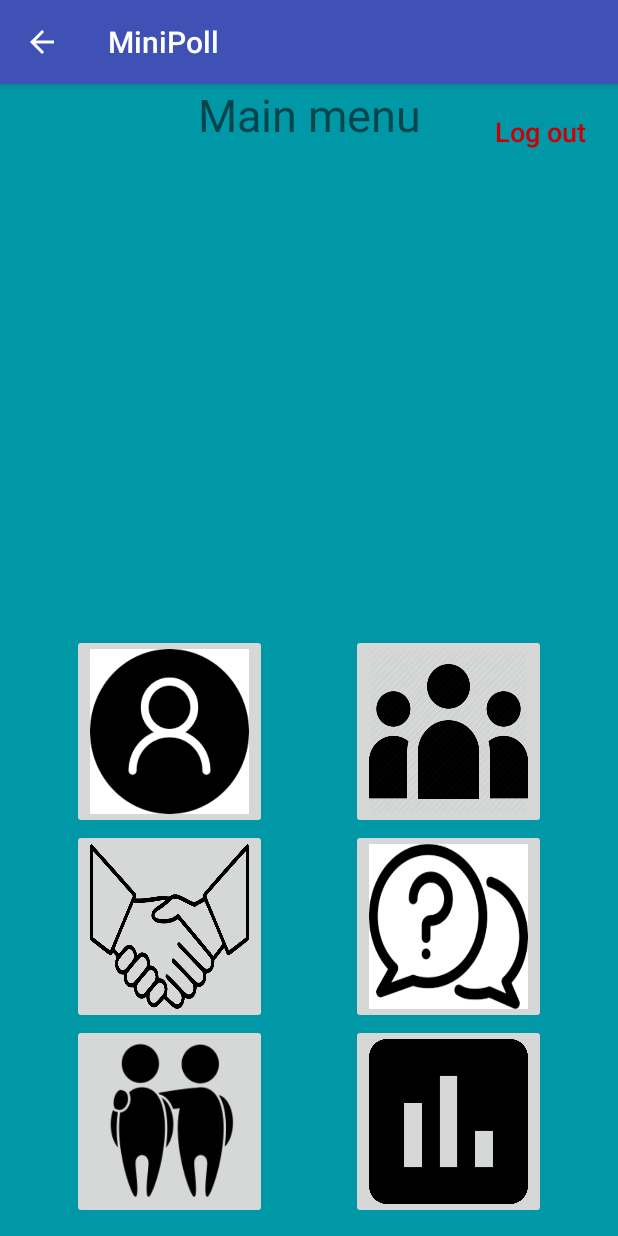
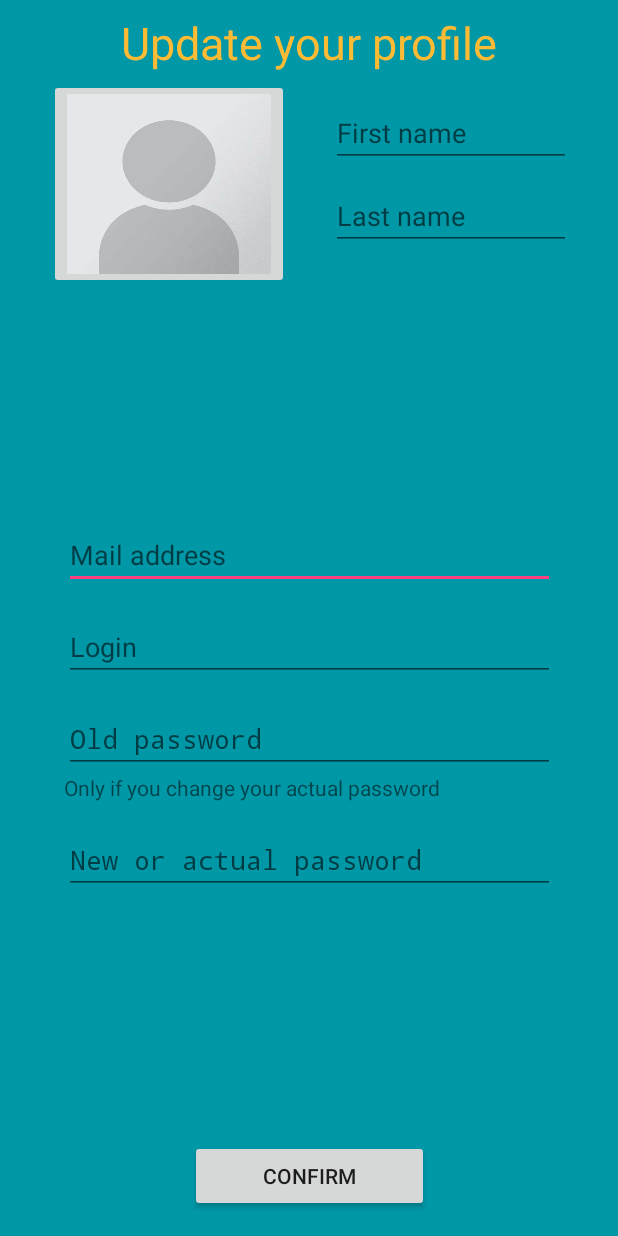
Before and after one commit to agobeaux/LSINF1225Groupe7, an Android app: the MainMenuActivity screen opened directly, with no data from a screen before it, after a tap on an icon or button, on a phone screen of 412 x 824 dp. Run offline under Robolectric (Android 15) with nearby library versions, the phone set to English and light mode, and no system bars; 12 statements that could not run were skipped.

Commit message:
Implémentation fonctionnelle (sauf partie photo) de la mise à jour d'un profile utilisateur

```diff
--- a/MiniPoll/app/src/main/java/be/groupe7lsinf1225/minipoll/activity/MainMenuActivity.java
+++ b/MiniPoll/app/src/main/java/be/groupe7lsinf1225/minipoll/activity/MainMenuActivity.java
@@ -18,11 +18,12 @@ public class MainMenuActivity extends AppCompatActivity {
 
     public void logout(View view) {
         User.logout();
-        finish();
+        Intent intent = new Intent(this,LoginActivity.class);
+        startActivity(intent);
     }
 
     public void consultProfile(View view) {
-        //Intent intent = new Intent(this, ProfileConsultationActivity.class);
-        //startActivity(intent);
+        Intent intent = new Intent(this, UpdateProfileActivity.class);
+        startActivity(intent);
     }
 }
--- a/MiniPoll/app/src/main/java/be/groupe7lsinf1225/minipoll/activity/ProfileCreationActivity.java
+++ b/MiniPoll/app/src/main/java/be/groupe7lsinf1225/minipoll/activity/ProfileCreationActivity.java
@@ -50,7 +50,6 @@ public class ProfileCreationActivity extends Activity implements TextView.OnEdit
             AppMiniPoll.notifyShort(R.string.wrong_email);
         }
         else {
-            Log.e("createProfile","1");
             Intent intent = new Intent(this, LoginActivity.class);
             Intent oldIntent = getIntent();
             String username = oldIntent.getStringExtra("username");
--- /dev/null
+++ b/MiniPoll/app/src/main/java/be/groupe7lsinf1225/minipoll/activity/UpdateProfileActivity.java
@@ -0,0 +1,109 @@
+package be.groupe7lsinf1225.minipoll.activity;
+
+import android.app.Activity;
+import android.content.Intent;
+import android.support.v7.app.AppCompatActivity;
+import android.os.Bundle;
+import android.util.Log;
+import android.view.KeyEvent;
+import android.view.View;
+import android.view.inputmethod.EditorInfo;
+import android.widget.EditText;
+import android.widget.ImageButton;
+import android.widget.TextView;
+
+import be.groupe7lsinf1225.minipoll.AppMiniPoll;
+import be.groupe7lsinf1225.minipoll.R;
+import be.groupe7lsinf1225.minipoll.object.User;
+
+public class UpdateProfileActivity extends Activity implements TextView.OnEditorActionListener {
+
+    @Override
+    protected void onCreate(Bundle savedInstanceState) {
+        super.onCreate(savedInstanceState);
+        setContentView(R.layout.activity_update_profile);
+
+        ImageButton profileImage = findViewById(R.id.picture_update);
+        profileImage.setImageResource(R.drawable.profile_placeholder);
+
+        EditText firstnameEditText = findViewById(R.id.first_name_update);
+        firstnameEditText.setOnEditorActionListener(this);
+        EditText lastnameEditText = findViewById(R.id.last_name_update);
+        lastnameEditText.setOnEditorActionListener(this);
+        EditText mailaddressEditText = findViewById(R.id.mail_address_update);
+        mailaddressEditText.setOnEditorActionListener(this);
+        EditText usernameEditText = findViewById(R.id.username_update);
+        usernameEditText.setOnEditorActionListener(this);
+        EditText oldPasswordEditText = findViewById(R.id.old_password_update);
+        oldPasswordEditText.setOnEditorActionListener(this);
+        EditText passwordEditText = findViewById(R.id.password_update);
+        passwordEditText.setOnEditorActionListener(this);
+
+        User user = User.getInfosConnectedUser();
+
+        firstnameEditText.setText(user.getFirstName());
+        lastnameEditText.setText(user.getLastName());
+        mailaddressEditText.setText(user.getEmail());
+        usernameEditText.setText(user.getLogin());
+
+    }
+    public void profileUpdate(View v){
+        EditText firstnameEditText = findViewById(R.id.first_name_update);
+        String first_name = firstnameEditText.getText().toString();
+        EditText lastnameEditText = findViewById(R.id.last_name_update);
+        String last_name = lastnameEditText.getText().toString();
+        EditText mailaddressEditText = findViewById(R.id.mail_address_update);
+        String mailaddress = mailaddressEditText.getText().toString();
+        EditText usernameEditText = findViewById(R.id.username_update);
+        String username = usernameEditText.getText().toString();
+        EditText oldPasswordEditText = findViewById(R.id.old_password_update);
+        String old_password = oldPasswordEditText.getText().toString();
+        EditText passwordEditText = findViewById(R.id.password_update);
+        String password = passwordEditText.getText().toString();
+
+        User user = User.getConnectedUser();
+
+        String old_username = user.getLogin();
+
+        if(first_name.equals("") || last_name.equals("") || mailaddress.equals("") || username.equals("") || password.equals("")){
+            AppMiniPoll.notifyShort(R.string.not_completed_required);
+        }
+        else if(!mailaddress.contains("@") || !mailaddress.contains(".")) {
+            AppMiniPoll.notifyShort(R.string.wrong_email);
+        }
+        else if(username.length() < 5 || username.length() > 14) {
+            AppMiniPoll.notifyLong(R.string.username_wrong_length);
+        }
+        else if(password.length() < 5 || password.length() > 14) {
+            AppMiniPoll.notifyShort(R.string.password_wrong_length);
+        }
+        else if(!old_username.equals(username) && User.getUser(username) != null){
+            AppMiniPoll.notifyShort(R.string.username_already_used);
+        }
+        else if(!old_password.equals("") && (old_password.length() < 5 || old_password.length() > 14)) {
+            AppMiniPoll.notifyShort(R.string.password_wrong_length);
+        }
+        else if(!old_password.equals("") && !user.goodPassword(old_password)) {
+            AppMiniPoll.notifyShort(R.string.wrong_old_password);
+        }
+        else if(old_password.equals("") && !user.goodPassword(password)) {
+            AppMiniPoll.notifyShort(R.string.wrong_password);
+        }
+        else {
+            User.updateUser(old_username,first_name,last_name,username,mailaddress,password);
+
+            Intent intent = new Intent(this,MainMenuActivity.class);
+            startActivity(intent);
+        }
+
+    }
+
+    @Override
+    public boolean onEditorAction(TextView v, int actionId, KeyEvent event) {
+        if (actionId == EditorInfo.IME_ACTION_DONE) {
+            profileUpdate(v);
+            return true;
+        }
+        return false;
+    }
+}
--- a/MiniPoll/app/src/main/res/layout/activity_profile_creation.xml
+++ b/MiniPoll/app/src/main/res/layout/activity_profile_creation.xml
@@ -100,8 +100,8 @@
         android:id="@+id/imageButton4"
         android:layout_width="178dp"
         android:layout_height="163dp"
+        android:scaleType="fitXY"
         android:src="@drawable/profile_placeholder"
-        android:scaleType="fitXY"
 
         app:layout_constraintBottom_toTopOf="@+id/linearLayout2"
         app:layout_constraintLeft_toLeftOf="parent"
--- /dev/null
+++ b/MiniPoll/app/src/main/res/layout/activity_update_profile.xml
@@ -0,0 +1,144 @@
+<?xml version="1.0" encoding="utf-8"?>
+<android.support.constraint.ConstraintLayout xmlns:android="http://schemas.android.com/apk/res/android"
+    xmlns:app="http://schemas.android.com/apk/res-auto"
+    xmlns:tools="http://schemas.android.com/tools"
+    android:layout_width="match_parent"
+    android:layout_height="match_parent"
+    android:background="@color/colorBackground"
+    tools:context=".activity.UpdateProfileActivity">
+
+    <LinearLayout
+        android:layout_width="327dp"
+        android:layout_height="wrap_content"
+        android:layout_marginBottom="32dp"
+        android:layout_marginTop="19dp"
+        android:orientation="vertical"
+        app:layout_constraintBottom_toTopOf="@+id/linearLayout3"
+        app:layout_constraintEnd_toEndOf="parent"
+        app:layout_constraintStart_toStartOf="parent"
+        app:layout_constraintTop_toBottomOf="@+id/linearLayout4">
+
+        <EditText
+            android:id="@+id/mail_address_update"
+            android:layout_width="match_parent"
+            android:layout_height="wrap_content"
+            android:layout_marginBottom="8dp"
+            android:layout_marginTop="8dp"
+            android:ems="10"
+            android:hint="@string/mailaddress"
+            android:inputType="textEmailAddress" />
+
+        <EditText
+            android:id="@+id/username_update"
+            android:layout_width="match_parent"
+            android:layout_height="wrap_content"
+            android:layout_marginBottom="8dp"
+            android:layout_marginTop="8dp"
+            android:ems="10"
+            android:hint="@string/login"
+            android:inputType="textPersonName" />
+
+        <EditText
+            android:id="@+id/old_password_update"
+            android:layout_width="match_parent"
+            android:layout_height="wrap_content"
+            android:layout_marginTop="8dp"
+            android:ems="10"
+            android:hint="@string/old_password"
+            android:inputType="textPassword" />
+
+        <TextView
+            android:id="@+id/old_password_precision"
+            android:layout_width="match_parent"
+            android:layout_height="wrap_content"
+            android:layout_marginBottom="8dp"
+            android:text="@string/old_password_precision" />
+
+        <EditText
+            android:id="@+id/password_update"
+            android:layout_width="match_parent"
+            android:layout_height="wrap_content"
+            android:layout_marginBottom="8dp"
+            android:layout_marginTop="8dp"
+            android:ems="10"
+            android:hint="@string/new_password"
+            android:inputType="textPassword" />
+
+    </LinearLayout>
+
+    <ImageButton
+        android:id="@+id/picture_update"
+        android:layout_width="160dp"
+        android:layout_height="140dp"
+        android:layout_marginTop="4dp"
+        android:scaleType="fitXY"
+        app:layout_constraintEnd_toEndOf="parent"
+        app:layout_constraintHorizontal_bias="0.129"
+        app:layout_constraintStart_toStartOf="parent"
+        app:layout_constraintTop_toBottomOf="@+id/textView6"
+        app:srcCompat="@drawable/profile_placeholder" />
+
+    <LinearLayout
+        android:id="@+id/linearLayout4"
+        android:layout_width="160dp"
+        android:layout_height="140dp"
+        android:layout_marginTop="56dp"
+        android:orientation="vertical"
+        app:layout_constraintEnd_toEndOf="parent"
+        app:layout_constraintHorizontal_bias="0.875"
+        app:layout_constraintStart_toStartOf="parent"
+        app:layout_constraintTop_toTopOf="parent">
+
+        <EditText
+            android:id="@+id/first_name_update"
+            android:layout_width="match_parent"
+            android:layout_height="wrap_content"
+            android:layout_marginTop="10dp"
+            android:ems="10"
+            android:hint="@string/firstname"
+            android:inputType="textPersonName"
+            android:selectAllOnFocus="false"
+            android:singleLine="false" />
+
+        <EditText
+            android:id="@+id/last_name_update"
+            android:layout_width="match_parent"
+            android:layout_height="wrap_content"
+            android:layout_marginTop="10dp"
+            android:ems="10"
+            android:hint="@string/lastname"
+            android:inputType="textPersonName" />
+
+    </LinearLayout>
+
+    <TextView
+        android:id="@+id/textView6"
+        android:layout_width="wrap_content"
+        android:layout_height="wrap_content"
+        android:layout_marginTop="8dp"
+        android:text="@string/update_profile"
+        android:textColor="@android:color/holo_orange_light"
+        android:textSize="30sp"
+        app:layout_constraintEnd_toEndOf="parent"
+        app:layout_constraintStart_toStartOf="parent"
+        app:layout_constraintTop_toTopOf="parent" />
+
+    <LinearLayout
+        android:id="@+id/linearLayout3"
+        android:layout_width="159dp"
+        android:layout_height="48dp"
+        android:layout_marginBottom="16dp"
+        android:orientation="vertical"
+        app:layout_constraintBottom_toBottomOf="parent"
+        app:layout_constraintEnd_toEndOf="parent"
+        app:layout_constraintStart_toStartOf="parent">
+
+        <Button
+            android:id="@+id/confirm_update"
+            android:layout_width="match_parent"
+            android:layout_height="wrap_content"
+            android:onClick="profileUpdate"
+            android:text="@string/confirm" />
+
+    </LinearLayout>
+</android.support.constraint.ConstraintLayout>
--- a/MiniPoll/app/src/main/res/values/strings.xml
+++ b/MiniPoll/app/src/main/res/values/strings.xml
@@ -32,6 +32,15 @@
     <string name="sign_up">You sucessfully sign up</string>
     <string name="error_sign_up">Sign up failed, please try again later</string>
 
+    <!-- Profile Update Activity -->
+    <string name="update_profile">Update your profile</string>
+    <string name="old_password">Old password</string>
+    <string name="old_password_precision">Only if you change your actual password</string>
+    <string name="new_password">New or actual password</string>
+    <string name="not_completed_required">Please complete all required fields</string>
+    <string name="wrong_old_password">Wrong old password</string>
+    <string name="error_update_profile">Update failed, please try again later</string>
+
     <!-- Main Menu Activity -->
     <string name="mainmenu">Main menu</string>
     <string name="logout">Log out</string>
```
Also changed, not shown: MiniPoll/app/src/main/AndroidManifest.xml (+5 -3 lines), MiniPoll/app/src/main/java/be/groupe7lsinf1225/minipoll/object/User.java (+71 -5 lines).
